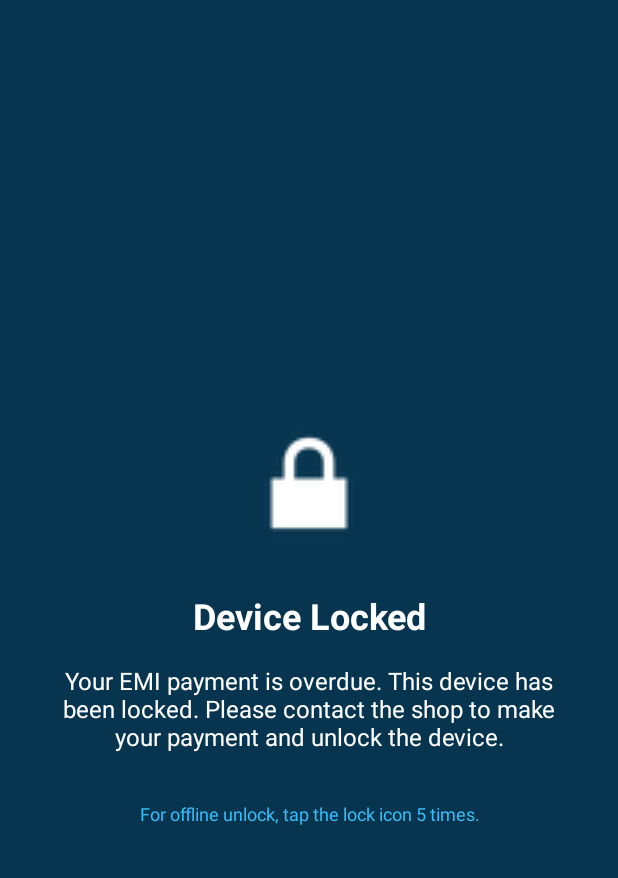
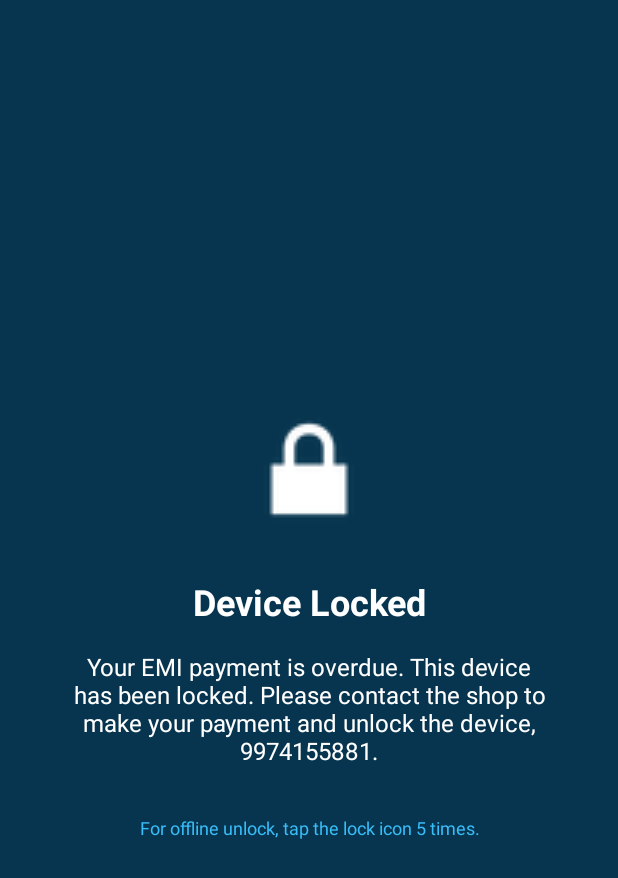
Before and after one commit to Prajapatidev99/emi-secure-system, an Android app: the LockScreenActivity screen opened directly, with no data from a screen before it, on a phone screen of 412 x 824 dp. Shown: the top 878 px of the screen. Run offline under Robolectric (Android 15) with nearby library versions, the light colour scheme and no system bars; network calls fail.

Commit message:
all are done

```diff
--- a/android/app/src/main/res/values/strings.xml
+++ b/android/app/src/main/res/values/strings.xml
@@ -1,5 +1,5 @@
 <resources>
-    <string name="app_name">EMI Secure</string>
+    <string name="app_name">Dev Mobile</string>
     <string name="your_device_id">Your Device ID: %s</string>
     <string name="device_admin_inactive">Security: Device Admin INACTIVE</string>
     <string name="device_admin_active">Security: Device Admin Active</string>
@@ -18,7 +18,7 @@
 
     <!-- Lock Screen -->
     <string name="device_locked_title">Device Locked</string>
-    <string name="device_locked_message">Your EMI payment is overdue. This device has been locked. Please contact the shop to make your payment and unlock the device.</string>
+    <string name="device_locked_message">Your EMI payment is overdue. This device has been locked. Please contact the shop to make your payment and unlock the device, 9974155881.</string>
 
     <!-- Device Admin -->
     <string name="device_admin_description">This permission is required to remotely lock or wipe the device in case of payment failure.</string>
```
Also changed, not shown: 1 other file.
